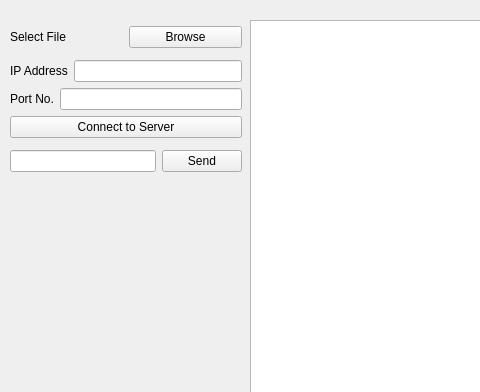
First picture: the form in CLIENT-GUI/mainwindow.ui, repository Chuvak28/OS, before the edit; both pictures show x 0 to 480 and y 0 to 392 of the 959 by 560 pixel window.
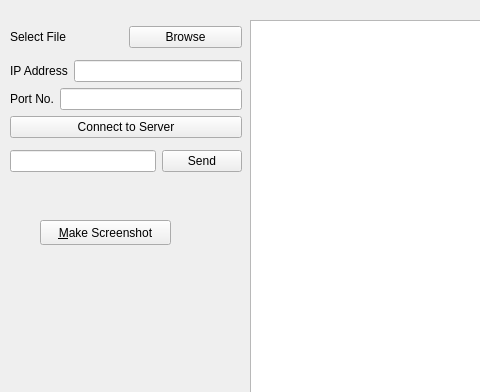
Second picture: the form after the edit.

Diff of the .ui file:
```diff
--- a/CLIENT-GUI/mainwindow.ui
+++ b/CLIENT-GUI/mainwindow.ui
@@ -107,6 +107,19 @@
      </rect>
     </property>
    </widget>
+   <widget class="QPushButton" name="pushButton_ScreenShot">
+    <property name="geometry">
+     <rect>
+      <x>40</x>
+      <y>220</y>
+      <width>131</width>
+      <height>25</height>
+     </rect>
+    </property>
+    <property name="text">
+     <string>&amp;Make Screenshot</string>
+    </property>
+   </widget>
   </widget>
   <widget class="QMenuBar" name="menubar">
    <property name="geometry">
```
